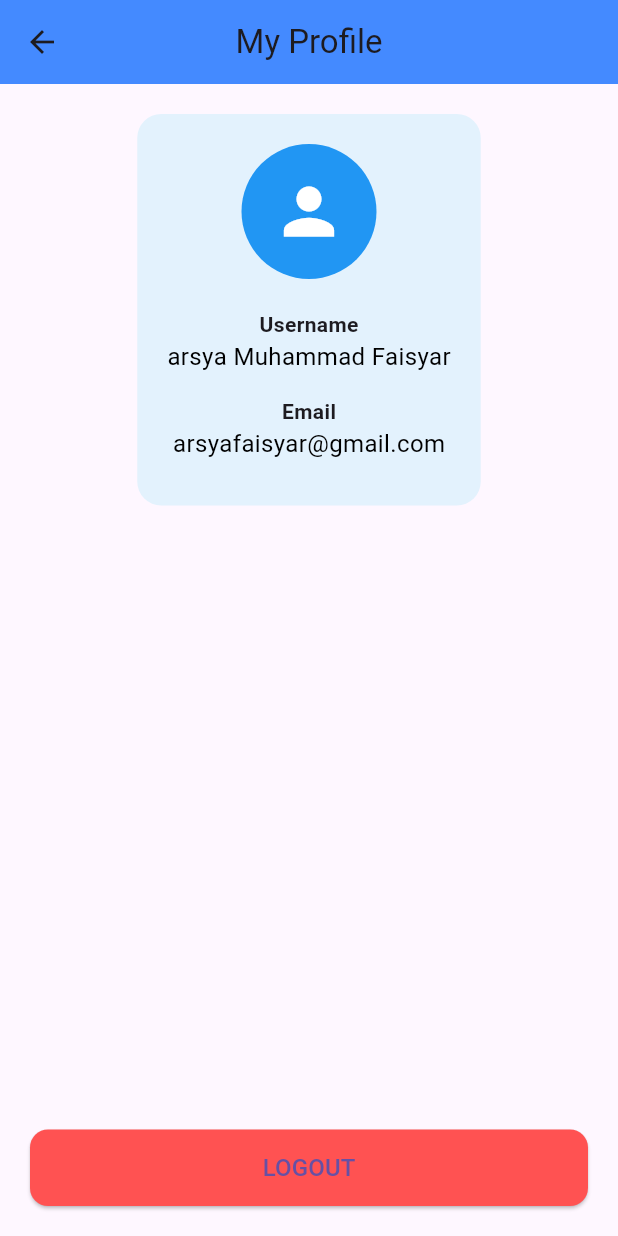
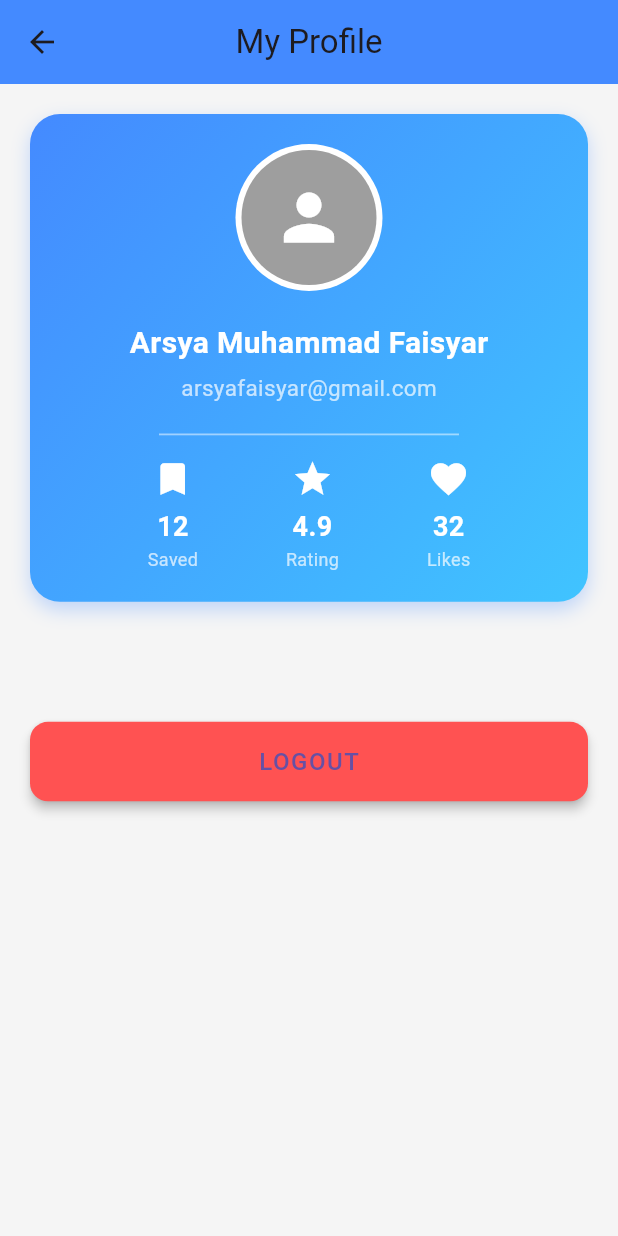
Before and after one commit to robotganteng09/pas_mobile_11pplg2_09, a Flutter app: the ProfilePage screen opened by its route, on a phone screen of 412 x 824 dp. Run offline on Flutter 3.47's test engine with Material 3 defaults, Android fonts, the phone set to English and light mode, and no system bars; our stand-ins replace get, shared_preferences, sqflite; accounts and stored records are empty; network calls fail.

Commit message:
fixing yang belum selesai

```diff
--- a/lib/page/profile_page.dart
+++ b/lib/page/profile_page.dart
@@ -1,6 +1,5 @@
 import 'package:flutter/material.dart';
 import 'package:get/get.dart';
-
 import 'package:pas_mobile_11pplg2_09/controller/auth_controller.dart';
 
 class ProfilePage extends StatelessWidget {
@@ -10,11 +9,11 @@ class ProfilePage extends StatelessWidget {
   Widget build(BuildContext context) {
     final authC = Get.find<AuthController>();
 
-    // DUMMY DATA
-    const String dummyUsername = "arsya Muhammad Faisyar";
+    const String dummyUsername = "Arsya Muhammad Faisyar";
     const String dummyEmail = "arsyafaisyar@gmail.com";
 
     return Scaffold(
+      backgroundColor: Colors.grey.shade100,
       appBar: AppBar(
         title: const Text("My Profile"),
         centerTitle: true,
@@ -22,7 +21,7 @@ class ProfilePage extends StatelessWidget {
         elevation: 0,
       ),
 
-      body: Padding(
+      body: SingleChildScrollView(
         padding: const EdgeInsets.all(20),
         child: Column(
           children: [
@@ -30,45 +29,94 @@ class ProfilePage extends StatelessWidget {
             Container(
               padding: const EdgeInsets.all(20),
               decoration: BoxDecoration(
-                color: Colors.blue.shade50,
-                borderRadius: BorderRadius.circular(16),
+                gradient: LinearGradient(
+                  colors: [Colors.blueAccent, Colors.lightBlueAccent],
+                  begin: Alignment.topLeft,
+                  end: Alignment.bottomRight,
                 ),
+                borderRadius: BorderRadius.circular(20),
+                boxShadow: [
+                  BoxShadow(
+                    color: Colors.blueAccent.withOpacity(0.3),
+                    blurRadius: 10,
+                    offset: const Offset(0, 5),
+                  ),
+                ],
+              ),
+             child: Container(
                 child: Column(
                   children: [
-                  const CircleAvatar(
-                    radius: 45,
-                    backgroundColor: Colors.blue,
-                    child: Icon(Icons.person, color: Colors.white, size: 50),
+                    // Avatar
+                   Container(
+                      padding: const EdgeInsets.all(4),
+                      decoration: BoxDecoration(
+                        shape: BoxShape.circle,
+                        color: Colors.white,
+                      ),
+                      child: Container(
+                        width: 90,
+                        height: 90,
+                        decoration: const BoxDecoration(
+                          shape: BoxShape.circle,
+                          color: Colors.grey, // background icon
+                        ),
+                        child: const Icon(
+                          Icons.person,
+                          size: 50,
+                          color: Colors.white,
+                        ),
+                      ),
                     ),
                     const SizedBox(height: 20),
 
                     // Username
-                  const Text(
-                    "Username",
-                    style: TextStyle(fontSize: 14, fontWeight: FontWeight.bold),
-                  ),
                     Text(
                       dummyUsername,
-                    style: const TextStyle(fontSize: 16, color: Colors.black),
+                      style: const TextStyle(
+                        fontSize: 20,
+                        color: Colors.white,
+                        fontWeight: FontWeight.bold,
+                      ),
+                    ),
+
+                    const SizedBox(height: 5),
+
+                    // Email
+                    Text(
+                      dummyEmail,
+                      style: const TextStyle(fontSize: 15, color: Colors.white70),
+                    ),
+
+                    const SizedBox(height: 20),
+
+                    // Divider
+                    Container(
+                      width: 200,
+                      height: 1.2,
+                      color: Colors.white.withOpacity(0.5),
                     ),
 
                     const SizedBox(height: 15),
 
-                  // Email
-                  const Text(
-                    "Email",
-                    style: TextStyle(fontSize: 14, fontWeight: FontWeight.bold),
+                    // Extra Info Row
+                    Row(
+                      mainAxisAlignment: MainAxisAlignment.spaceEvenly,
+                      children: [
+                        _infoBox(Icons.bookmark, "Saved", "12"),
+                        _infoBox(Icons.star, "Rating", "4.9"),
+                        _infoBox(Icons.favorite, "Likes", "32"),
+                      ],
                     ),
-                  Text(
-                    dummyEmail,
-                    style: const TextStyle(fontSize: 16, color: Colors.black),
-                  ),
-                  const SizedBox(height: 10),
                   ],
                 ),
               ),
+            ),
 
-            const Spacer(),
+            const SizedBox(height: 40),
+
+
+
+            const SizedBox(height: 40),
 
             // ---------------- LOGOUT BUTTON ----------------
             SizedBox(
@@ -89,12 +137,16 @@ class ProfilePage extends StatelessWidget {
                 },
                 style: ElevatedButton.styleFrom(
                   backgroundColor: Colors.redAccent,
-                  padding: const EdgeInsets.symmetric(vertical: 14),
+                  padding: const EdgeInsets.symmetric(vertical: 15),
                   shape: RoundedRectangleBorder(
                     borderRadius: BorderRadius.circular(12),
                   ),
+                  elevation: 3,
                 ),
-                child: const Text("LOGOUT", style: TextStyle(fontSize: 16)),
+                child: const Text(
+                  "LOGOUT",
+                  style: TextStyle(fontSize: 16, letterSpacing: 1),
+                ),
               ),
             ),
           ],
@@ -103,3 +155,43 @@ class ProfilePage extends StatelessWidget {
     );
   }
 }
+
+// ---------------- WIDGET: SMALL INFO BOX ----------------
+Widget _infoBox(IconData icon, String title, String value) {
+  return Column(
+    children: [
+      Icon(icon, color: Colors.white, size: 28),
+      const SizedBox(height: 5),
+      Text(
+        value,
+        style: const TextStyle(
+          fontSize: 18,
+          fontWeight: FontWeight.bold,
+          color: Colors.white,
+        ),
+      ),
+      Text(title, style: const TextStyle(fontSize: 12, color: Colors.white70)),
+    ],
+  );
+}
+
+// ---------------- WIDGET: SETTING ITEM LIST ----------------
+class _settingItem extends StatelessWidget {
+  final IconData icon;
+  final String title;
+
+  const _settingItem(this.icon, this.title, {super.key});
+
+  @override
+  Widget build(BuildContext context) {
+    return Row(
+      children: [
+        Icon(icon, size: 26, color: Colors.blueAccent),
+        const SizedBox(width: 14),
+        Text(title, style: const TextStyle(fontSize: 16)),
+        const Spacer(),
+        const Icon(Icons.arrow_forward_ios, size: 16, color: Colors.grey),
+      ],
+    );
+  }
+}
```
Also changed, not shown: lib/page/markbook_page.dart (+51 -10 lines), lib/assets/arsya.jpg (deleted), pubspec.yaml (line endings or trailing spaces). Lines whose indentation alone changed are shown as unchanged.
